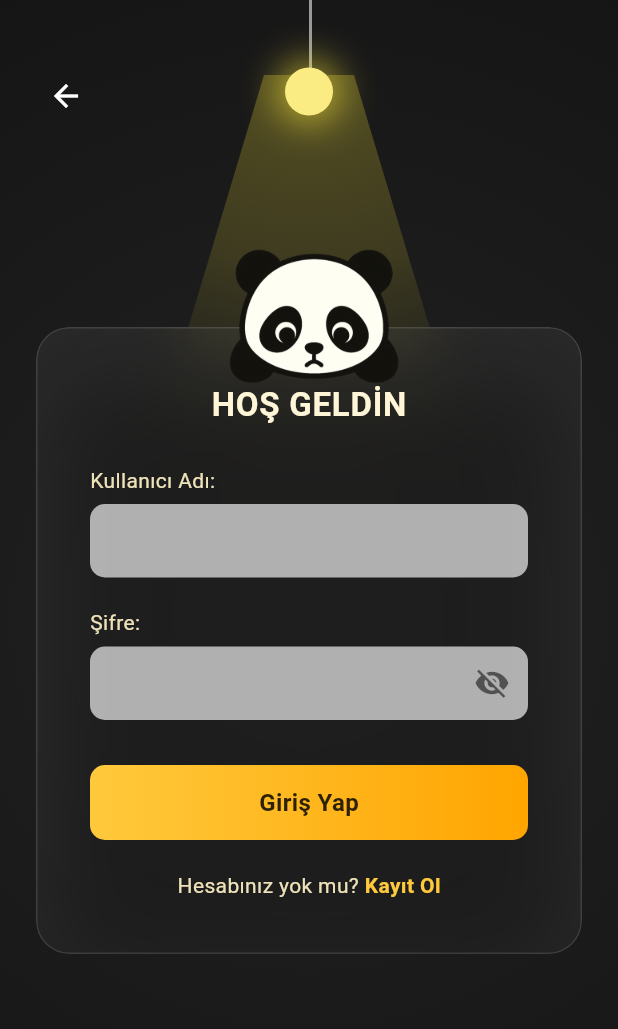
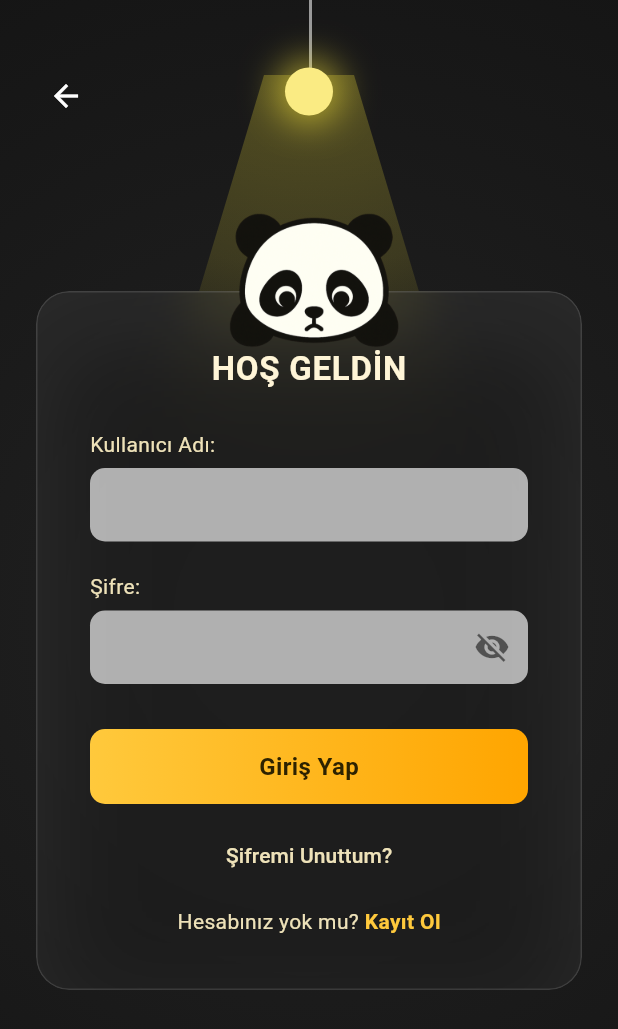
Before and after one commit to aleynaerrsln/paraTakipApp, a Flutter app: the screen it shows after launch, on a phone screen of 412 x 824 dp. Shown: the top 1029 px of the screen. Run offline on Flutter 3.47's test engine with Material 3 defaults, Android fonts, the phone set to English and light mode, and no system bars; our stand-ins replace fl_chart, shared_preferences, table_calendar.

```diff
--- a/lib/main.dart
+++ b/lib/main.dart
@@ -3,6 +3,8 @@ import 'package:intl/date_symbol_data_local.dart';
 import 'screens/login_screen.dart';
 import 'screens/dashboard_screen.dart';
 import 'screens/register_screen.dart';
+import 'screens/forgot_password_screen.dart';
+import 'screens/reset_password_screen.dart';
 
 void main() async {
   WidgetsFlutterBinding.ensureInitialized();
@@ -30,6 +32,7 @@ class MyApp extends StatelessWidget {
         '/': (context) => const LoginScreen(),
         '/dashboard': (context) => const DashboardScreen(),
         '/register': (context) => const RegisterScreen(),
+        '/forgot-password': (context) => const ForgotPasswordScreen(),
       },
     );
   }
--- a/lib/screens/login_screen.dart
+++ b/lib/screens/login_screen.dart
@@ -5,6 +5,7 @@ import '../services/api_service.dart';
 import '../widgets/animated_panda.dart';
 import '../widgets/lamp_light.dart';
 import 'dashboard_screen.dart';
+import 'forgot_password_screen.dart';
 
 class LoginScreen extends StatefulWidget {
   const LoginScreen({super.key});
@@ -250,7 +251,30 @@ class _LoginScreenState extends State<LoginScreen>
               // Giriş Butonu
               _buildGradientButton(),
 
-              const SizedBox(height: 20),
+              const SizedBox(height: 10),
+
+              // Şifremi Unuttum Linki
+              Center(
+                child: TextButton(
+                  onPressed: () {
+                    Navigator.push(
+                      context,
+                      MaterialPageRoute(
+                        builder: (context) => const ForgotPasswordScreen(),
+                      ),
+                    );
+                  },
+                  child: const Text(
+                    'Şifremi Unuttum?',
+                    style: TextStyle(
+                      color: Color(0xFFEEE2B9),
+                      fontSize: 14,
+                    ),
+                  ),
+                ),
+              ),
+
+              const SizedBox(height: 10),
 
               // Kayıt Ol Linki
               Row(
```
Also changed, not shown: lib/screens/forgot_password_screen.dart (+10 -2 lines), lib/screens/reset_password_screen.dart (+1 -6 lines).
